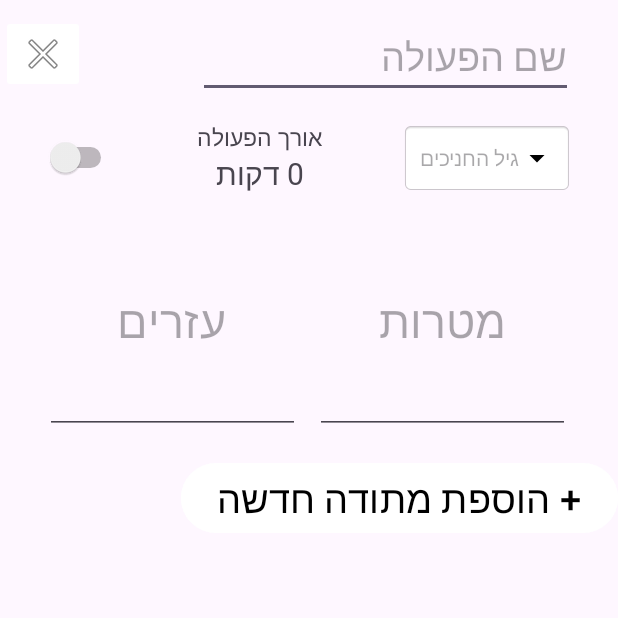
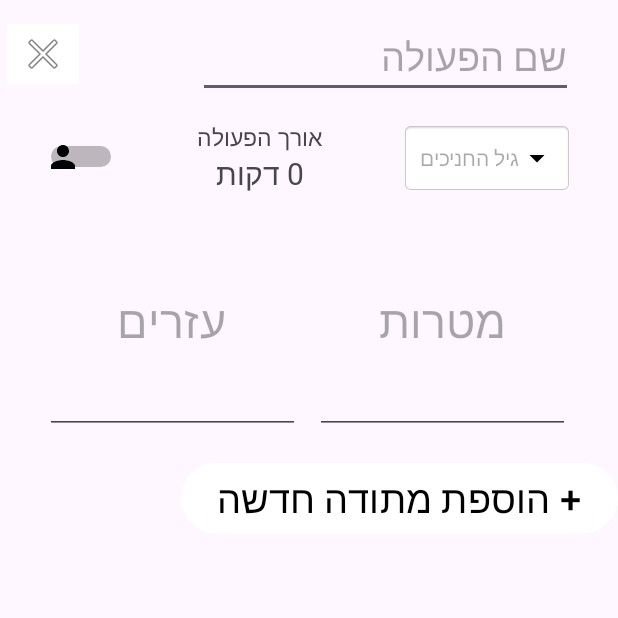
Before and after one commit to danielleFriedmanShemesh/guiDeD, an Android app: the Add_operation screen opened directly, with no data from a screen before it, on a phone screen of 412 x 824 dp, the top half of it. Run offline under Robolectric (Android 15) with nearby library versions, the light colour scheme and no system bars; our stand-ins replace Firebase (no records; nobody signed in at launch, a user with empty details on screens opened directly); libraries missing offline, so code that uses them is left out: it.xabaras.android.

Commit message:
הוספת פעולות לדאטא בייס עובדדדד!!

```diff
--- a/app/build.gradle
+++ b/app/build.gradle
@@ -55,7 +55,7 @@ dependencies {
     androidTestImplementation libs.espresso.core
    // implementation platform('com.google.firebase:firebase-bom:33.7.0')
     //implementation 'com.google.firebase:firebase-analytics'
-    implementation 'com.google.firebase:firebase-auth:23.1.0'
+    implementation 'com.google.firebase:firebase-auth:23.2.0'
     implementation 'it.xabaras.android:recyclerview-swipedecorator:1.4'
 
     implementation 'com.google.firebase:firebase-database:21.0.0'
--- a/app/src/main/java/com/example/guided/Register_num_two.java
+++ b/app/src/main/java/com/example/guided/Register_num_two.java
@@ -450,6 +450,8 @@ public class Register_num_two extends AppCompatActivity implements View.OnClickL
                                 }
                             });
                         }
+                        else
+                            Toast.makeText(Register_num_two.this, "XXXX" + task.toString(), Toast.LENGTH_SHORT).show();
 
                     }
                 });
--- a/app/src/main/res/layout/activity_add_operation.xml
+++ b/app/src/main/res/layout/activity_add_operation.xml
@@ -68,7 +68,7 @@
             android:text="אורך הפעולה"
             android:textSize="15dp"
             app:layout_constraintEnd_toStartOf="@+id/age"
-            app:layout_constraintStart_toEndOf="@+id/switch3"
+            app:layout_constraintStart_toEndOf="@+id/publicORpivate"
             app:layout_constraintTop_toTopOf="parent"
             android:fontFamily="@font/yardenboldalefalefalef"
             />
@@ -86,17 +86,18 @@
             android:fontFamily="@font/yardenboldalefalefalef"
             />
 
+
         <Switch
-            android:id="@+id/switch3"
+            android:id="@+id/publicORpivate"
             android:layout_width="wrap_content"
             android:layout_height="wrap_content"
-            android:textOff="פרטי"
-            android:textOn="ציבורי"
+            android:fontFamily="@font/yardenboldalefalefalef"
+            android:textSize="20dp"
+            android:checked="false"
+            android:thumb="@drawable/baseline_person_24"
             app:layout_constraintBottom_toBottomOf="parent"
             app:layout_constraintStart_toStartOf="parent"
-            app:layout_constraintTop_toTopOf="@+id/age"
-            android:fontFamily="@font/yardenboldalefalefalef"
-            />
+            app:layout_constraintTop_toTopOf="@+id/age" />
     </androidx.constraintlayout.widget.ConstraintLayout>
 </LinearLayout>
     <LinearLayout
@@ -113,6 +114,8 @@
             android:layout_marginStart="30dp"
             android:hint="עזרים"
             android:gravity="center"/>
+
+
         <EditText
             android:id="@+id/goals"
             android:layout_width="170dp"
@@ -142,11 +145,7 @@
         android:layout_height="match_parent"
         android:layout_marginTop="15dp"
         android:id="@+id/recyclerView"
-       android:fontFamily="@font/yardenboldalefalefalef"
-
-       >
-
-
+       android:fontFamily="@font/yardenboldalefalefalef">
     </androidx.recyclerview.widget.RecyclerView>
 
 </LinearLayout>
```
Also changed, not shown: app/src/main/java/com/example/guided/Add_operation.java (+48 -17 lines).
